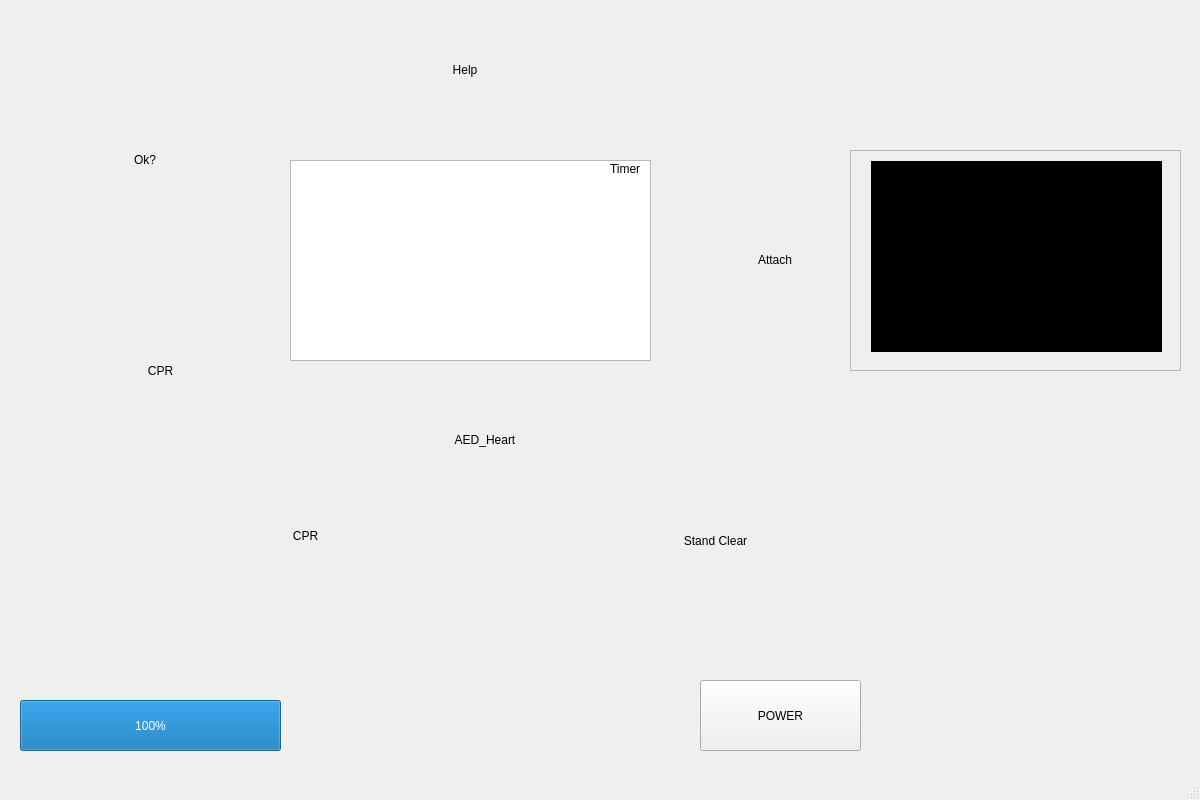
Before: the Qt Designer form aed_display.ui in WaillyMohamed/AED, drawn with Qt 5.
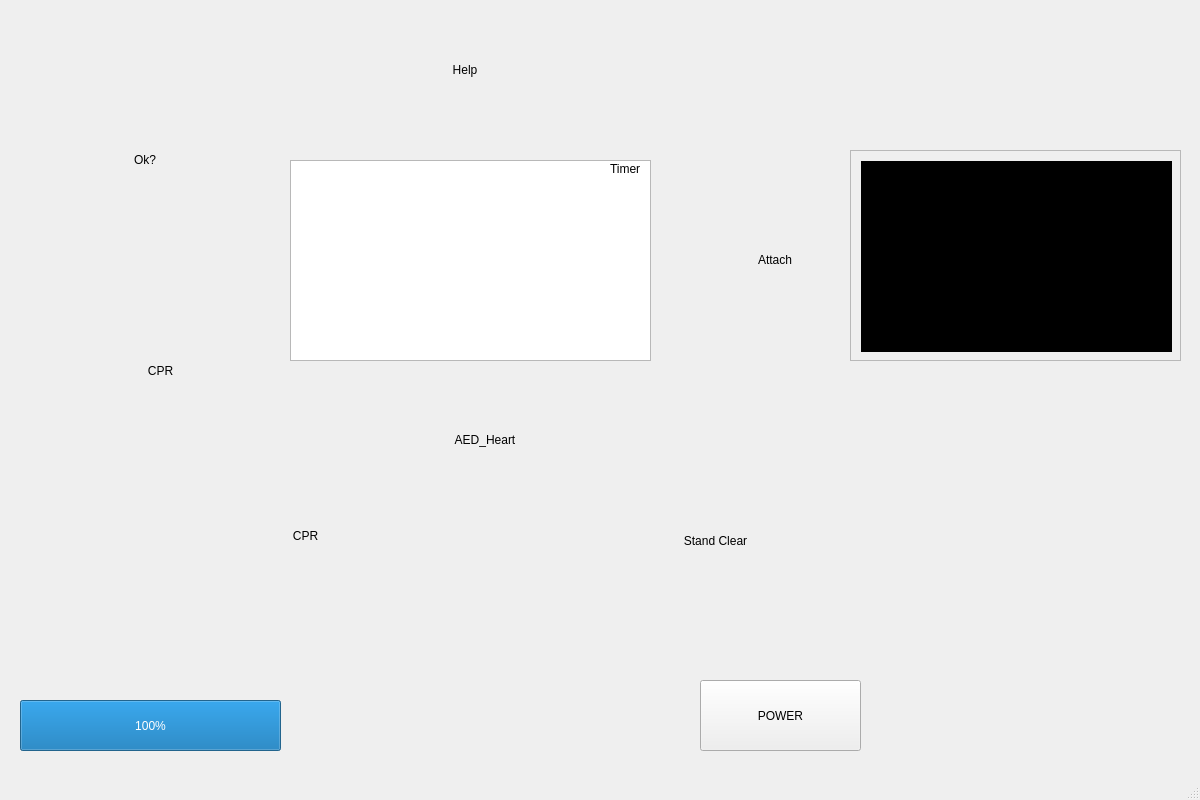
After: the same form once the commit is applied.

Commit message: Added waveforms to the resources.qrc file.

What changed in the file:
```diff
--- a/aed_display.ui
+++ b/aed_display.ui
@@ -281,7 +281,7 @@
       <x>850</x>
       <y>150</y>
       <width>331</width>
-      <height>221</height>
+      <height>211</height>
      </rect>
     </property>
     <property name="widgetResizable">
@@ -293,15 +293,15 @@
        <x>0</x>
        <y>0</y>
        <width>329</width>
-       <height>219</height>
+       <height>209</height>
       </rect>
      </property>
      <widget class="QTextBrowser" name="audioMessages">
       <property name="geometry">
        <rect>
-        <x>20</x>
+        <x>10</x>
         <y>10</y>
-        <width>291</width>
+        <width>311</width>
         <height>191</height>
        </rect>
       </property>
```
The commit also changes 1 other file.
